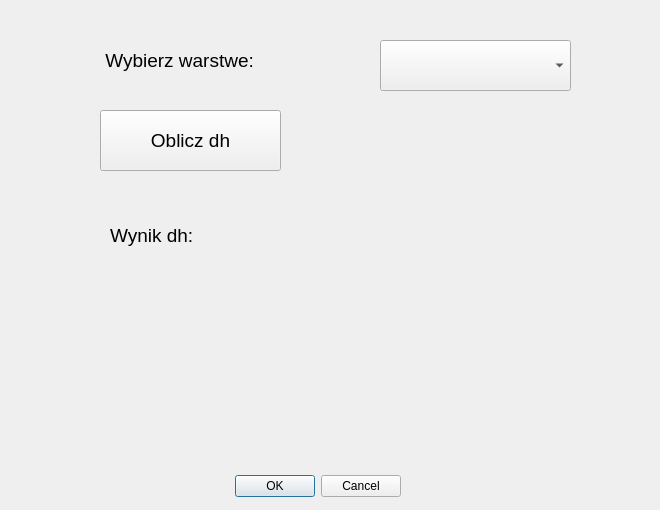
This is module_wtyczka_projekt2/module_wtyczka_projekt2_dialog_base.ui in AleksanderAP/inf_proj2 as Qt 5 draws it before an edit. The edited form follows.
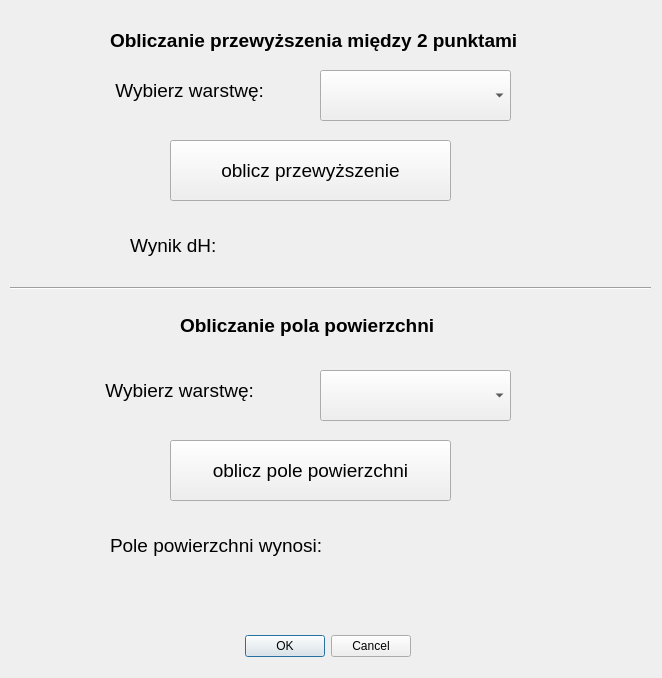
This is the edited form. Custom widgets are drawn as their Qt base class.

Commit message: dodanie nowej czesci wtyczki w designerze

The edit to the form file:
```diff
--- a/module_wtyczka_projekt2/module_wtyczka_projekt2_dialog_base.ui
+++ b/module_wtyczka_projekt2/module_wtyczka_projekt2_dialog_base.ui
@@ -6,8 +6,8 @@
    <rect>
     <x>0</x>
     <y>0</y>
-    <width>660</width>
-    <height>510</height>
+    <width>662</width>
+    <height>678</height>
    </rect>
   </property>
   <property name="windowTitle">
@@ -16,8 +16,8 @@
   <widget class="QDialogButtonBox" name="button_box">
    <property name="geometry">
     <rect>
-     <x>60</x>
-     <y>470</y>
+     <x>70</x>
+     <y>630</y>
      <width>341</width>
      <height>32</height>
     </rect>
@@ -32,8 +32,8 @@
   <widget class="QgsMapLayerComboBox" name="mMapLayerComboBox">
    <property name="geometry">
     <rect>
-     <x>380</x>
-     <y>40</y>
+     <x>320</x>
+     <y>70</y>
      <width>191</width>
      <height>51</height>
     </rect>
@@ -42,8 +42,8 @@
   <widget class="QLabel" name="label_layer_choose">
    <property name="geometry">
     <rect>
-     <x>100</x>
-     <y>30</y>
+     <x>110</x>
+     <y>60</y>
      <width>191</width>
      <height>61</height>
     </rect>
@@ -54,15 +54,15 @@
     </font>
    </property>
    <property name="text">
-    <string> Wybierz warstwe:</string>
+    <string> Wybierz warstwę:</string>
    </property>
   </widget>
   <widget class="QPushButton" name="pushButton_dh_calculate">
    <property name="geometry">
     <rect>
-     <x>100</x>
-     <y>110</y>
-     <width>181</width>
+     <x>170</x>
+     <y>140</y>
+     <width>281</width>
      <height>61</height>
     </rect>
    </property>
@@ -72,14 +72,14 @@
     </font>
    </property>
    <property name="text">
-    <string>Oblicz dh</string>
+    <string>oblicz przewyższenie</string>
    </property>
   </widget>
   <widget class="QLabel" name="label_dh_result2">
    <property name="geometry">
     <rect>
-     <x>110</x>
-     <y>200</y>
+     <x>130</x>
+     <y>210</y>
      <width>141</width>
      <height>71</height>
     </rect>
@@ -90,14 +90,14 @@
     </font>
    </property>
    <property name="text">
-    <string>Wynik dh:</string>
+    <string>Wynik dH:</string>
    </property>
   </widget>
   <widget class="QLabel" name="label_dh_result">
    <property name="geometry">
     <rect>
-     <x>400</x>
-     <y>200</y>
+     <x>360</x>
+     <y>210</y>
      <width>171</width>
      <height>51</height>
     </rect>
@@ -106,6 +106,136 @@
     <string/>
    </property>
   </widget>
+  <widget class="QLabel" name="label_dh_title">
+   <property name="geometry">
+    <rect>
+     <x>110</x>
+     <y>20</y>
+     <width>451</width>
+     <height>41</height>
+    </rect>
+   </property>
+   <property name="font">
+    <font>
+     <pointsize>14</pointsize>
+     <weight>75</weight>
+     <bold>true</bold>
+    </font>
+   </property>
+   <property name="text">
+    <string>Obliczanie przewyższenia między 2 punktami</string>
+   </property>
+  </widget>
+  <widget class="QLabel" name="label_area_title">
+   <property name="geometry">
+    <rect>
+     <x>180</x>
+     <y>300</y>
+     <width>321</width>
+     <height>51</height>
+    </rect>
+   </property>
+   <property name="font">
+    <font>
+     <pointsize>14</pointsize>
+     <weight>75</weight>
+     <bold>true</bold>
+    </font>
+   </property>
+   <property name="text">
+    <string>Obliczanie pola powierzchni</string>
+   </property>
+  </widget>
+  <widget class="QLabel" name="label_layer_choose_area">
+   <property name="geometry">
+    <rect>
+     <x>100</x>
+     <y>360</y>
+     <width>191</width>
+     <height>61</height>
+    </rect>
+   </property>
+   <property name="font">
+    <font>
+     <pointsize>14</pointsize>
+    </font>
+   </property>
+   <property name="text">
+    <string> Wybierz warstwę:</string>
+   </property>
+  </widget>
+  <widget class="QgsMapLayerComboBox" name="mMapLayerComboBox_area">
+   <property name="geometry">
+    <rect>
+     <x>320</x>
+     <y>370</y>
+     <width>191</width>
+     <height>51</height>
+    </rect>
+   </property>
+  </widget>
+  <widget class="QPushButton" name="pushButton_area_calculate">
+   <property name="geometry">
+    <rect>
+     <x>170</x>
+     <y>440</y>
+     <width>281</width>
+     <height>61</height>
+    </rect>
+   </property>
+   <property name="font">
+    <font>
+     <pointsize>14</pointsize>
+    </font>
+   </property>
+   <property name="text">
+    <string>oblicz pole powierzchni</string>
+   </property>
+  </widget>
+  <widget class="QLabel" name="label_area_result_title">
+   <property name="geometry">
+    <rect>
+     <x>110</x>
+     <y>510</y>
+     <width>221</width>
+     <height>71</height>
+    </rect>
+   </property>
+   <property name="font">
+    <font>
+     <pointsize>14</pointsize>
+    </font>
+   </property>
+   <property name="text">
+    <string>Pole powierzchni wynosi:</string>
+   </property>
+  </widget>
+  <widget class="QLabel" name="label_area_result">
+   <property name="geometry">
+    <rect>
+     <x>360</x>
+     <y>520</y>
+     <width>241</width>
+     <height>51</height>
+    </rect>
+   </property>
+   <property name="text">
+    <string/>
+   </property>
+  </widget>
+  <widget class="Line" name="line">
+   <property name="geometry">
+    <rect>
+     <x>10</x>
+     <y>280</y>
+     <width>641</width>
+     <height>16</height>
+    </rect>
+   </property>
+   <property name="orientation">
+    <enum>Qt::Horizontal</enum>
+   </property>
+  </widget>
  </widget>
  <customwidgets>
   <customwidget>
```
Left out of the diff: 2 changed lines with no effect on the pictures. The commit also changes 2 other files.
